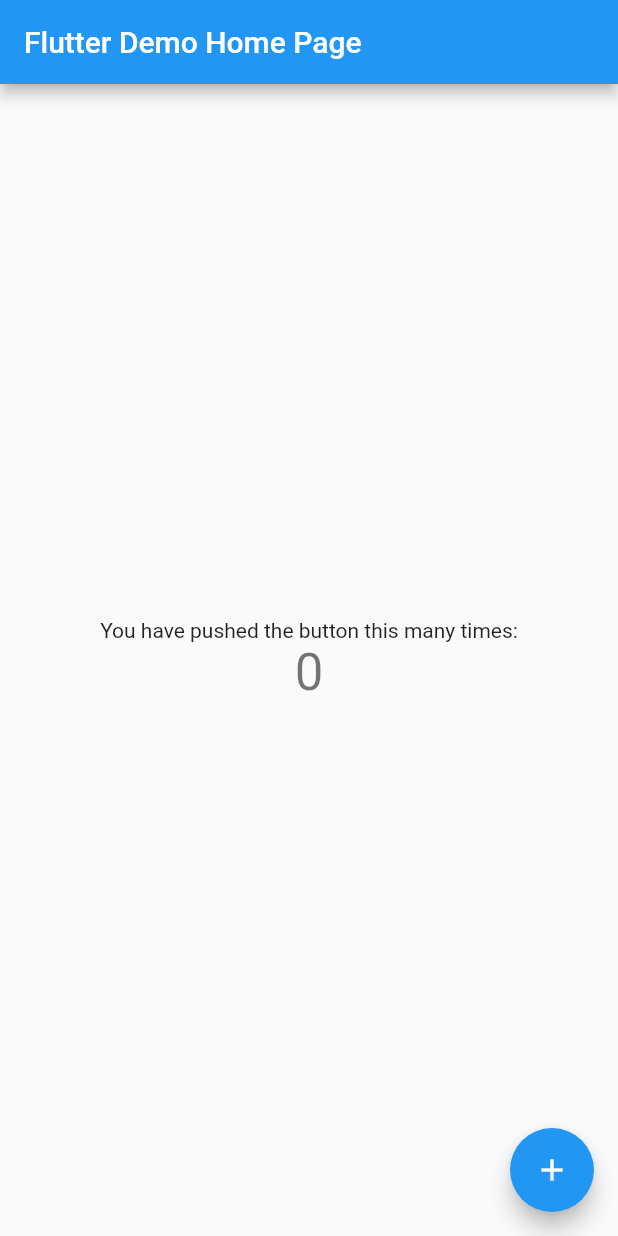
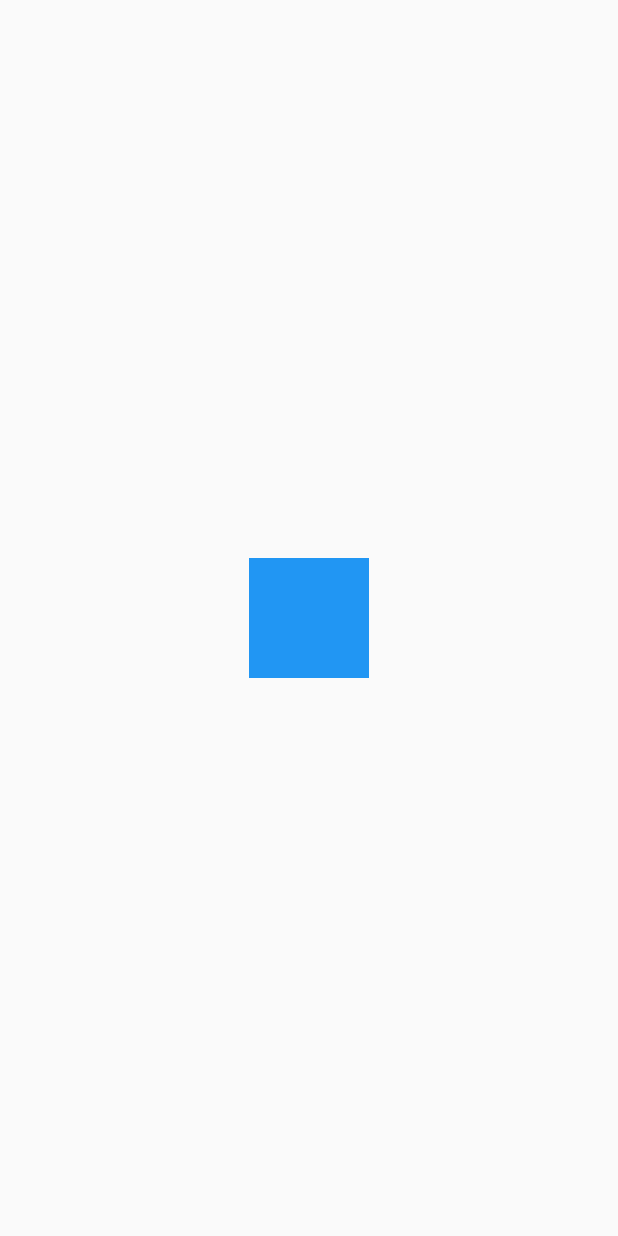
Before and after one commit to ibhavikmakwana/FlutterAnimatedSize, a Flutter app: the screen it shows after launch, on a phone screen of 412 x 824 dp. Run offline on Flutter 3.47's test engine with Material 2 defaults, Android fonts, the phone set to English and light mode, and no system bars.

```diff
--- a/lib/main.dart
+++ b/lib/main.dart
@@ -7,103 +7,63 @@ class MyApp extends StatelessWidget {
   @override
   Widget build(BuildContext context) {
     return new MaterialApp(
-      title: 'Flutter Demo',
+      title: 'AnimatedSize',
       theme: new ThemeData(
-        // This is the theme of your application.
-        //
-        // Try running your application with "flutter run". You'll see the
-        // application has a blue toolbar. Then, without quitting the app, try
-        // changing the primarySwatch below to Colors.green and then invoke
-        // "hot reload" (press "r" in the console where you ran "flutter run",
-        // or press Run > Flutter Hot Reload in IntelliJ). Notice that the
-        // counter didn't reset back to zero; the application is not restarted.
         primarySwatch: Colors.blue,
       ),
-      home: new MyHomePage(title: 'Flutter Demo Home Page'),
+      home: new MyHomePage(),
     );
   }
 }
 
 class MyHomePage extends StatefulWidget {
-  MyHomePage({Key key, this.title}) : super(key: key);
-
-  // This widget is the home page of your application. It is stateful, meaning
-  // that it has a State object (defined below) that contains fields that affect
-  // how it looks.
-
-  // This class is the configuration for the state. It holds the values (in this
-  // case the title) provided by the parent (in this case the App widget) and
-  // used by the build method of the State. Fields in a Widget subclass are
-  // always marked "final".
-
-  final String title;
-
   @override
   _MyHomePageState createState() => new _MyHomePageState();
 }
 
-class _MyHomePageState extends State<MyHomePage> {
-  int _counter = 0;
-
-  void _incrementCounter() {
-    setState(() {
-      // This call to setState tells the Flutter framework that something has
-      // changed in this State, which causes it to rerun the build method below
-      // so that the display can reflect the updated values. If we changed
-      // _counter without calling setState(), then the build method would not be
-      // called again, and so nothing would appear to happen.
-      _counter++;
-    });
-  }
+class _MyHomePageState extends State<MyHomePage> with TickerProviderStateMixin {
+  double _height = 80.0;
+  double _width = 80.0;
+  var _color = Colors.blue;
+  bool _resized = false;
 
   @override
   Widget build(BuildContext context) {
-    // This method is rerun every time setState is called, for instance as done
-    // by the _incrementCounter method above.
-    //
-    // The Flutter framework has been optimized to make rerunning build methods
-    // fast, so that you can just rebuild anything that needs updating rather
-    // than having to individually change instances of widgets.
     return new Scaffold(
-      appBar: new AppBar(
-        // Here we take the value from the MyHomePage object that was created by
-        // the App.build method, and use it to set our appbar title.
-        title: new Text(widget.title),
-      ),
       body: new Center(
-        // Center is a layout widget. It takes a single child and positions it
-        // in the middle of the parent.
         child: new Column(
-          // Column is also layout widget. It takes a list of children and
-          // arranges them vertically. By default, it sizes itself to fit its
-          // children horizontally, and tries to be as tall as its parent.
-          //
-          // Invoke "debug paint" (press "p" in the console where you ran
-          // "flutter run", or select "Toggle Debug Paint" from the Flutter tool
-          // window in IntelliJ) to see the wireframe for each widget.
-          //
-          // Column has various properties to control how it sizes itself and
-          // how it positions its children. Here we use mainAxisAlignment to
-          // center the children vertically; the main axis here is the vertical
-          // axis because Columns are vertical (the cross axis would be
-          // horizontal).
           mainAxisAlignment: MainAxisAlignment.center,
           children: <Widget>[
-            new Text(
-              'You have pushed the button this many times:',
-            ),
-            new Text(
-              '$_counter',
-              style: Theme.of(context).textTheme.display1,
+            new AnimatedSize(
+              curve: Curves.bounceInOut,
+              child: new GestureDetector(
+                onTap: () {
+                  setState(() {
+                    if (_resized) {
+                      _resized = false;
+                      _color = Colors.blue;
+                      _height = 80.0;
+                      _width = 80.0;
+                    } else {
+                      _resized = true;
+                      _color = Colors.blue;
+                      _height = 320.0;
+                      _width = 320.0;
+                    }
+                  });
+                },
+                child: new Container(
+                  width: _width,
+                  height: _height,
+                  color: _color,
+                ),
+              ),
+              vsync: this,
+              duration: new Duration(seconds: 1),
             ),
           ],
         ),
       ),
-      floatingActionButton: new FloatingActionButton(
-        onPressed: _incrementCounter,
-        tooltip: 'Increment',
-        child: new Icon(Icons.add),
-      ), // This trailing comma makes auto-formatting nicer for build methods.
     );
   }
 }
```
